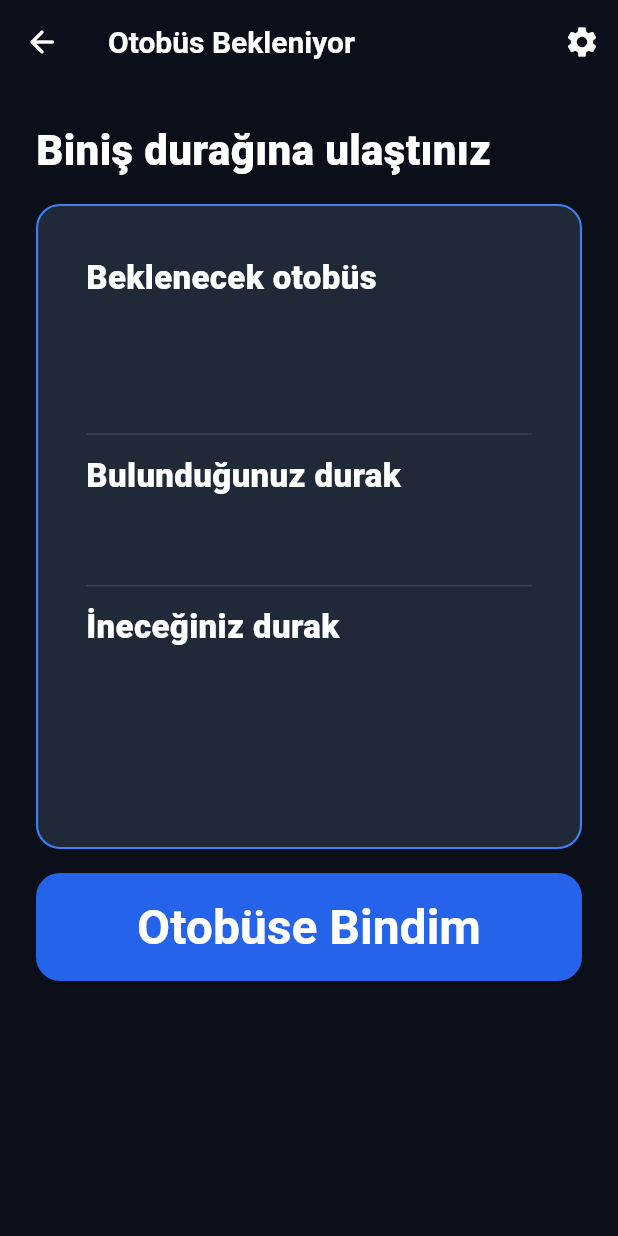
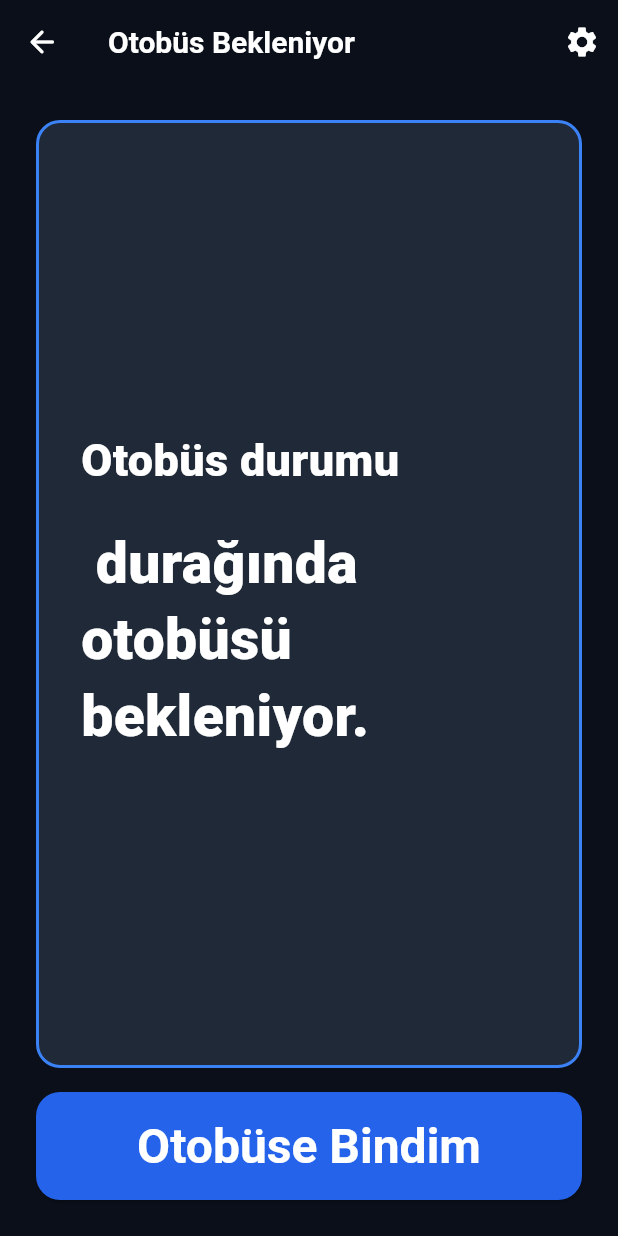
Before and after one commit to ahsentekgul/yol_arkadasim, a Flutter app: the ArrivalScreen screen opened directly with empty values, on a phone screen of 412 x 824 dp. Run offline on Flutter 3.47's test engine with Material 3 defaults, Android fonts, the phone set to English and light mode, and no system bars; our stand-ins replace cloud_firestore, firebase_core, flutter_blue_plus, permission_handler, shared_preferences, speech_to_text; accounts and stored records are empty.

Commit message:
ArrivalScreen otobus beacon durum kartini ekle

```diff
--- a/lib/business/arrival/arrival_screen.dart
+++ b/lib/business/arrival/arrival_screen.dart
@@ -1,4 +1,7 @@
+import 'dart:async';
+
 import 'package:flutter/material.dart';
+import 'package:flutter/semantics.dart';
 
 import 'package:yol_arkadasim/business/journey_steps/journey_steps_screen.dart';
 import 'package:yol_arkadasim/core/theme/app_colors.dart';
@@ -7,85 +10,176 @@ import 'package:yol_arkadasim/core/theme/app_spacing.dart';
 import 'package:yol_arkadasim/core/theme/app_text_styles.dart';
 import 'package:yol_arkadasim/core/widgets/app_button.dart';
 import 'package:yol_arkadasim/core/widgets/app_navigation_bar.dart';
+import 'package:yol_arkadasim/data/models/beacon_detection.dart';
 import 'package:yol_arkadasim/data/models/transit_models.dart';
+import 'package:yol_arkadasim/services/beacon_scanner_service.dart';
 
-class ArrivalScreen extends StatelessWidget {
+enum _BusBeaconStatus {
+  waiting,
+  approaching,
+  veryClose,
+}
+
+class ArrivalScreen extends StatefulWidget {
   const ArrivalScreen({super.key, required this.journeyPlan});
 
   final JourneyPlan journeyPlan;
+
+  @override
+  State<ArrivalScreen> createState() => _ArrivalScreenState();
+}
+
+class _ArrivalScreenState extends State<ArrivalScreen> {
+  final BeaconScannerService _scanner = BeaconScannerService();
+  StreamSubscription<List<BeaconDetection>>? _detectionsSubscription;
+
+  _BusBeaconStatus _busStatus = _BusBeaconStatus.waiting;
+  bool _announcedApproaching = false;
+  bool _announcedVeryClose = false;
+
+  String get _beaconStatusMessage {
+    final stopName = widget.journeyPlan.startStopName;
+    final routeName = widget.journeyPlan.routeName;
+
+    switch (_busStatus) {
+      case _BusBeaconStatus.waiting:
+        return '$stopName durağında $routeName otobüsü bekleniyor.';
+      case _BusBeaconStatus.approaching:
+        return '$stopName durağında $routeName otobüsü yaklaşıyor.';
+      case _BusBeaconStatus.veryClose:
+        return '$routeName otobüsü çok yakında. '
+            'Otobüse bindiyseniz yolculuk takibini başlatın.';
+    }
+  }
+
+  String get _busStatusSemanticsLabel =>
+      'Otobüs durumu. $_beaconStatusMessage';
+
+  @override
+  void initState() {
+    super.initState();
+    _detectionsSubscription = _scanner.detectionsStream.listen(
+      _onDetections,
+      onError: (_) {},
+    );
+    unawaited(_scanner.startScan());
+  }
+
+  void _onDetections(List<BeaconDetection> detections) {
+    if (!mounted) {
+      return;
+    }
+
+    BeaconDetection? busDetection;
+    for (final detection in detections) {
+      if (detection.isBus286) {
+        busDetection = detection;
+        break;
+      }
+    }
+
+    if (busDetection == null) {
+      return;
+    }
+
+    if (busDetection.isBusVeryClose) {
+      _upgradeStatus(_BusBeaconStatus.veryClose);
+    } else if (busDetection.isBusApproaching) {
+      _upgradeStatus(_BusBeaconStatus.approaching);
+    }
+  }
+
+  void _upgradeStatus(_BusBeaconStatus newStatus) {
+    if (newStatus.index <= _busStatus.index) {
+      return;
+    }
+
+    setState(() {
+      _busStatus = newStatus;
+    });
+
+    if (newStatus == _BusBeaconStatus.approaching && !_announcedApproaching) {
+      _announcedApproaching = true;
+      SemanticsService.announce(_beaconStatusMessage, TextDirection.ltr);
+    } else if (newStatus == _BusBeaconStatus.veryClose && !_announcedVeryClose) {
+      _announcedVeryClose = true;
+      SemanticsService.announce(_beaconStatusMessage, TextDirection.ltr);
+    }
+  }
+
+  @override
+  void dispose() {
+    _detectionsSubscription?.cancel();
+    _scanner.dispose();
+    super.dispose();
+  }
 
   void _goToJourneySteps(BuildContext context) {
     Navigator.push(
       context,
       MaterialPageRoute(
-        builder: (_) => JourneyStepsScreen(journeyPlan: journeyPlan),
+        builder: (_) => JourneyStepsScreen(journeyPlan: widget.journeyPlan),
       ),
     );
   }
 
-  Widget _buildMainRouteInfo({required String routeName}) {
+  Color _busStatusBorderColor() {
+    switch (_busStatus) {
+      case _BusBeaconStatus.waiting:
+        return AppColors.borderBlue500;
+      case _BusBeaconStatus.approaching:
+        return AppColors.borderOrange500;
+      case _BusBeaconStatus.veryClose:
+        return AppColors.borderGreen500;
+    }
+  }
+
+  Widget _buildBusStatusCard() {
     return Semantics(
-      label: 'Beklenecek otobüs: $routeName',
+      container: true,
+      liveRegion: true,
+      label: _busStatusSemanticsLabel,
+      child: Container(
+        width: double.infinity,
+        height: double.infinity,
+        padding: const EdgeInsets.symmetric(horizontal: 28, vertical: 36),
+        decoration: BoxDecoration(
+          color: AppColors.gray800,
+          borderRadius: BorderRadius.circular(AppRadius.rounded2xl),
+          border: Border.all(
+            color: _busStatusBorderColor(),
+            width: 2,
+          ),
+        ),
         child: Column(
           crossAxisAlignment: CrossAxisAlignment.start,
+          mainAxisAlignment: MainAxisAlignment.center,
           children: [
             ExcludeSemantics(
               child: Text(
-              'Beklenecek otobüs',
+                'Otobüs durumu',
                 style: AppTextStyles.screenSubtitle.copyWith(
-                fontSize: 22,
+                  fontSize: 30,
                   fontWeight: FontWeight.w800,
                   color: AppColors.white,
                 ),
               ),
             ),
-          const SizedBox(height: 4),
+            const SizedBox(height: 24),
             ExcludeSemantics(
               child: Text(
-              routeName,
+                _beaconStatusMessage,
+                softWrap: true,
                 style: AppTextStyles.buttonLabel.copyWith(
-                fontSize: 52,
+                  fontSize: 38,
                   fontWeight: FontWeight.w900,
+                  height: 1.35,
                   color: AppColors.white,
                 ),
               ),
             ),
           ],
         ),
-    );
-  }
-
-  Widget _buildInfoRow({
-    required String label,
-    required String value,
-  }) {
-    return Semantics(
-      label: '$label: $value',
-      child: Column(
-        crossAxisAlignment: CrossAxisAlignment.start,
-        children: [
-          ExcludeSemantics(
-            child: Text(
-              label,
-              style: AppTextStyles.screenSubtitle.copyWith(
-                fontSize: 22,
-                fontWeight: FontWeight.w800,
-                color: AppColors.white,
-              ),
-            ),
-          ),
-          const SizedBox(height: 4),
-          ExcludeSemantics(
-            child: Text(
-              value,
-              style: AppTextStyles.buttonLabel.copyWith(
-                fontSize: 30,
-                fontWeight: FontWeight.w800,
-                color: AppColors.white,
-              ),
-            ),
-          ),
-        ],
       ),
     );
   }
@@ -96,7 +190,6 @@ class ArrivalScreen extends StatelessWidget {
       backgroundColor: AppColors.background,
       appBar: const AppNavigationBar.subPage(title: 'Otobüs Bekleniyor'),
       body: SafeArea(
-        child: SingleChildScrollView(
         child: Padding(
           padding: const EdgeInsets.all(AppSpacing.p6),
           child: Align(
@@ -106,55 +199,14 @@ class ArrivalScreen extends StatelessWidget {
               child: Column(
                 crossAxisAlignment: CrossAxisAlignment.stretch,
                 children: [
-                    Semantics(
-                      header: true,
-                      child: Text(
-                        'Biniş durağına ulaştınız',
-                        style: AppTextStyles.screenTitle.copyWith(fontSize: 28),
-                      ),
-                    ),
-                    const SizedBox(height: AppSpacing.spaceY4),
-                    Container(
-                      constraints: const BoxConstraints(minHeight: 430),
-                      padding: const EdgeInsets.symmetric(horizontal: 32, vertical: 34),
-                      decoration: BoxDecoration(
-                        color: AppColors.gray800,
-                        borderRadius: BorderRadius.circular(AppRadius.rounded2xl),
-                        border: Border.all(color: AppColors.borderBlue500, width: 1.4),
-                      ),
-                      child: Column(
-                        crossAxisAlignment: CrossAxisAlignment.start,
-                        children: [
-                          _buildMainRouteInfo(routeName: journeyPlan.routeName),
-                          const ExcludeSemantics(
-                            child: Divider(
-                              height: 28,
-                              thickness: 1,
-                              color: AppColors.gray700,
-                            ),
-                          ),
-                          _buildInfoRow(
-                            label: 'Bulunduğunuz durak',
-                            value: journeyPlan.startStopName,
-                          ),
-                          const ExcludeSemantics(
-                            child: Divider(
-                              height: 28,
-                              thickness: 1,
-                              color: AppColors.gray700,
-                            ),
-                          ),
-                          _buildInfoRow(
-                            label: 'İneceğiniz durak',
-                            value: journeyPlan.endStopName,
-                          ),
-                        ],
-                      ),
+                  Expanded(
+                    child: _buildBusStatusCard(),
                   ),
                   const SizedBox(height: AppSpacing.spaceY4),
                   AppButton(
                     onPressed: () => _goToJourneySteps(context),
-                      semanticsLabel: 'Otobüse bindim, yolculuk adımlarını başlat',
+                    semanticsLabel:
+                        'Otobüse bindim, yolculuk takip ekranını aç',
                     fullWidth: true,
                     size: 'xl',
                     minHeight: 72,
@@ -174,7 +226,6 @@ class ArrivalScreen extends StatelessWidget {
           ),
         ),
       ),
-      ),
     );
   }
 }
--- a/lib/data/models/beacon_detection.dart
+++ b/lib/data/models/beacon_detection.dart
@@ -7,9 +7,9 @@ enum BeaconType {
 class BeaconDetection {
   static const String projectUuid = 'E2C56DB5-DFFB-48D2-B060-D0F5A71096E0';
 
-  static const int busApproachingThreshold = -75;
-  static const int busVeryCloseThreshold = -60;
-  static const int targetStopReachedThreshold = -65;
+  static const int busApproachingThreshold = -65;
+  static const int busVeryCloseThreshold = -50;
+  static const int targetStopReachedThreshold = -45;
 
   final String uuid;
   final int major;
```
Also changed, not shown: lib/debug/beacon_debug_screen.dart (added, +267 -0 lines), lib/main.dart (+7 -1 lines). Lines whose indentation alone changed are shown as unchanged.
